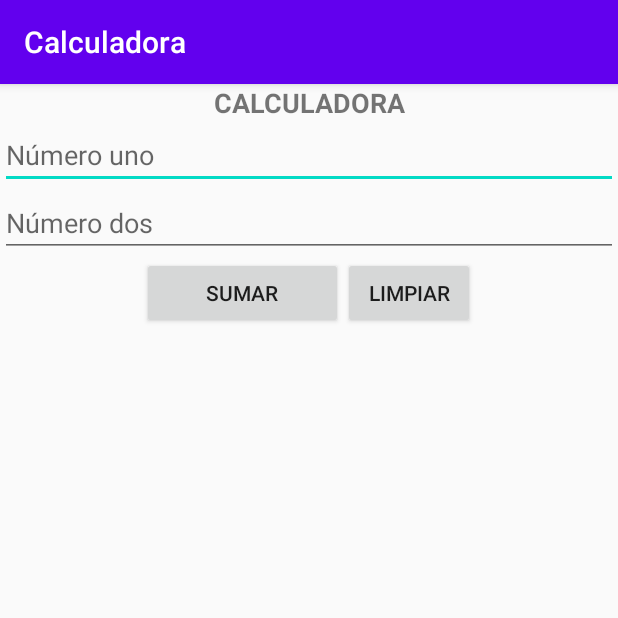
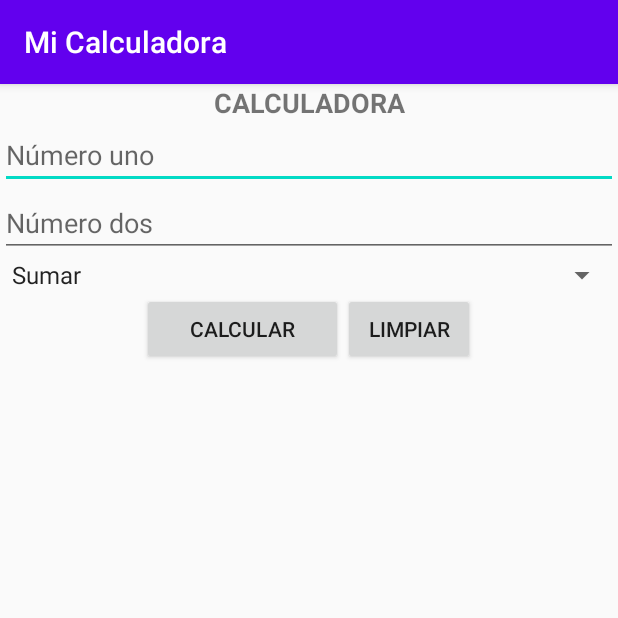
Before and after one commit to arnobisms/calculadora_unimagdalena, an Android app: the screen it shows after launch (MainActivity), on a phone screen of 412 x 824 dp, the top half of it. Run offline under Robolectric (Android 15) with nearby library versions, the phone set to English and light mode, and no system bars.

```diff
--- a/app/src/main/res/layout/activity_main.xml
+++ b/app/src/main/res/layout/activity_main.xml
@@ -33,6 +33,11 @@
         android:hint="@string/numero_dos"
         android:inputType="number" />
 
+    <Spinner
+        android:id="@+id/cmbOperaciones"
+        android:layout_width="match_parent"
+        android:layout_height="wrap_content" />
+
     <LinearLayout
         android:layout_width="match_parent"
         android:layout_height="wrap_content"
--- a/app/src/main/res/values/strings.xml
+++ b/app/src/main/res/values/strings.xml
@@ -1,12 +1,22 @@
 <resources>
-    <string name="app_name">Calculadora</string>
+    <string name="app_name">Mi Calculadora</string>
     <string name="titulo">CALCULADORA</string>
     <string name="numero_uno">Número uno</string>
     <string name="numero_dos">Número dos</string>
-    <string name="boton_sumar">Sumar</string>
+    <string name="boton_sumar">Calcular</string>
     <string name="boton_limpiar">Limpiar</string>
     <string name="error_numero_uno">Digite el numero uno</string>
     <string name="error_numero_dos">Digite numero dos</string>
-
+    <string name="error_division">No puede dividir por 0</string>
+    <string name="opcion_sumar">Sumar</string>
+    <string name="opcion_restar">Restar</string>
+    <string name="opcion_multiplicar">Multiplicar</string>
+    <string name="opcion_dividir">Dividir</string>
+    <string-array name="operaciones">
+        <item>@string/opcion_sumar</item>
+        <item>@string/opcion_restar</item>
+        <item>@string/opcion_multiplicar</item>
+        <item>@string/opcion_dividir</item>
+    </string-array>
 
 </resources>
```
Also changed, not shown: app/src/main/java/com/example/calculadora/MainActivity.java (+44 -7 lines), 1 other file.
